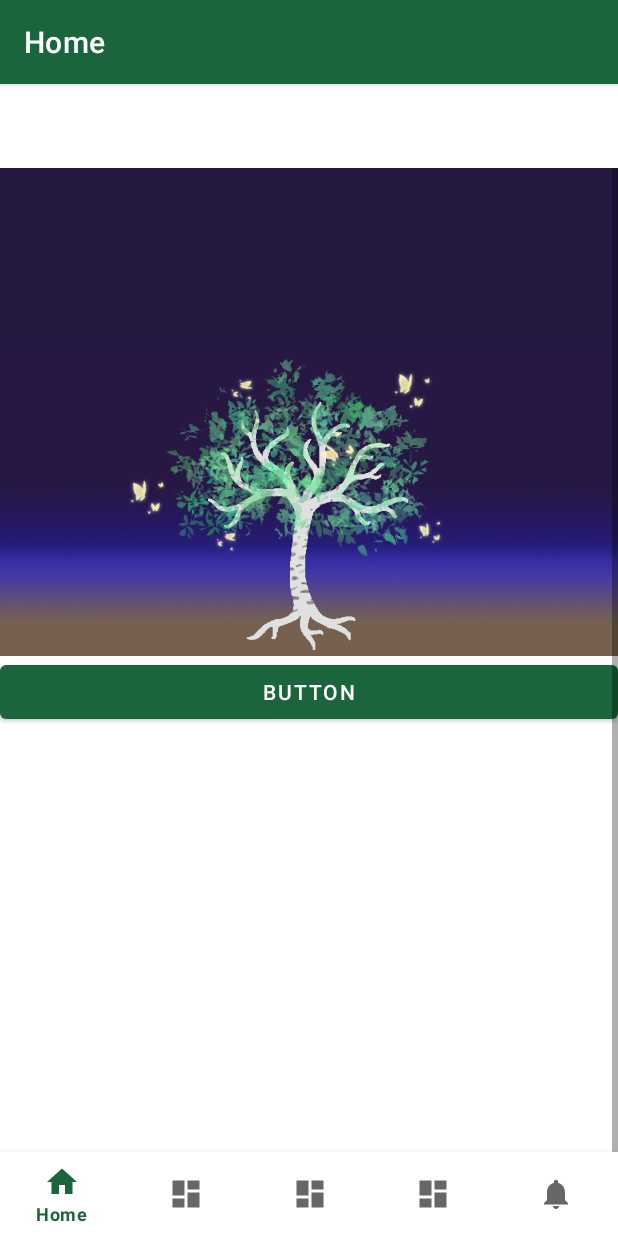
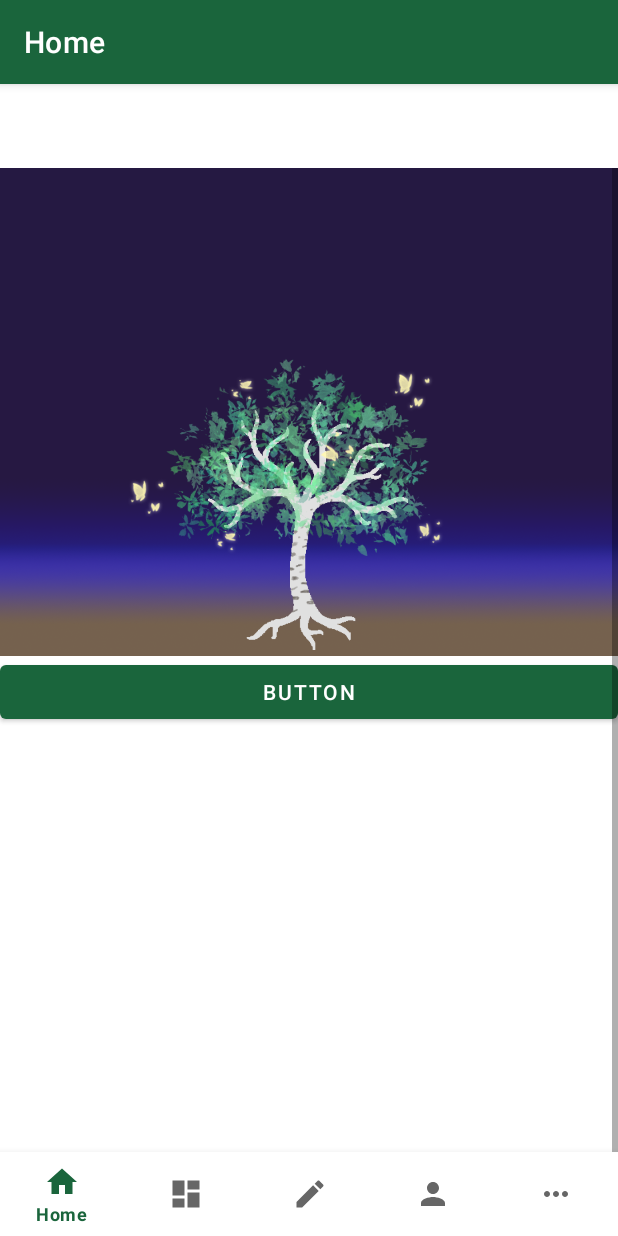
Before and after one commit to MinaRoh/Livre, an Android app: the MainActivity screen opened directly, with no data from a screen before it, on a phone screen of 412 x 824 dp. Run offline under Robolectric (Android 15) with nearby library versions, the light colour scheme and no system bars; our stand-ins replace navigation-ui.

Commit message:
Update icons in bottom_nav_menu.xml

```diff
--- a/app/src/main/res/menu/bottom_nav_menu.xml
+++ b/app/src/main/res/menu/bottom_nav_menu.xml
@@ -13,17 +13,20 @@
 
     <item
         android:id="@+id/navigation_writing"
-        android:icon="@drawable/ic_dashboard_black_24dp"
+        android:icon="@drawable/baseline_create_24"
+        android:iconTint="@color/black"
         android:title="@string/title_writing" />
 
     <item
         android:id="@+id/navigation_mypage"
-        android:icon="@drawable/ic_dashboard_black_24dp"
+        android:icon="@drawable/baseline_person_24"
+        android:iconTint="@color/black"
         android:title="@string/title_mypage" />
 
     <item
         android:id="@+id/navigation_more"
-        android:icon="@drawable/ic_notifications_black_24dp"
+        android:icon="@drawable/baseline_more_horiz_24"
+        android:iconTint="@color/black"
         android:title="@string/title_more" />
 
 </menu>
```
